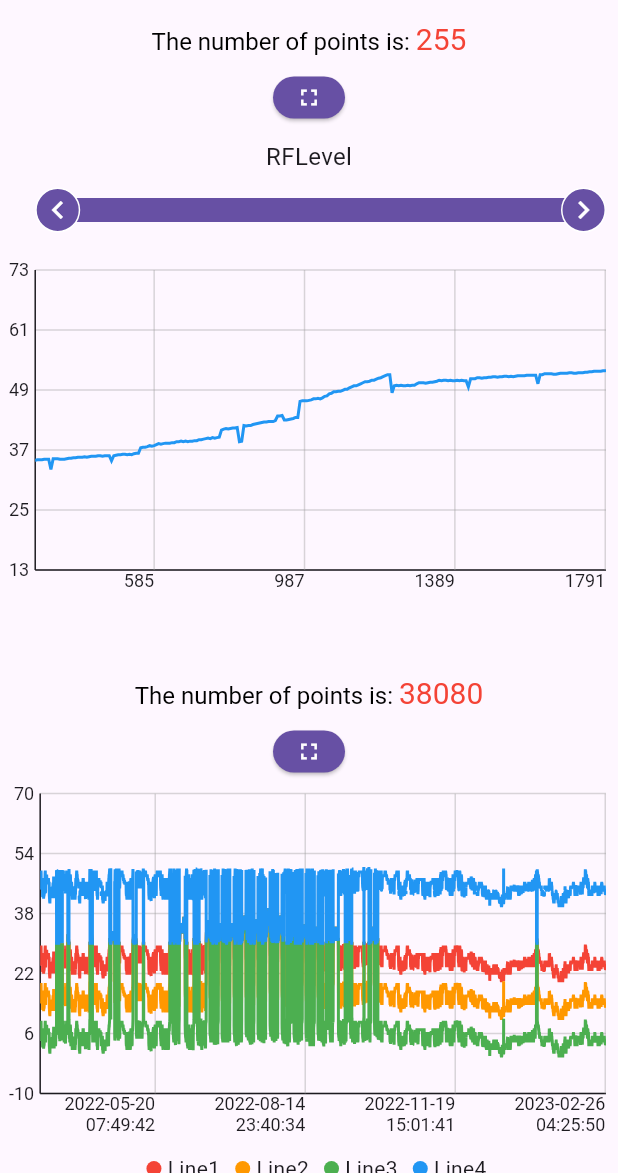
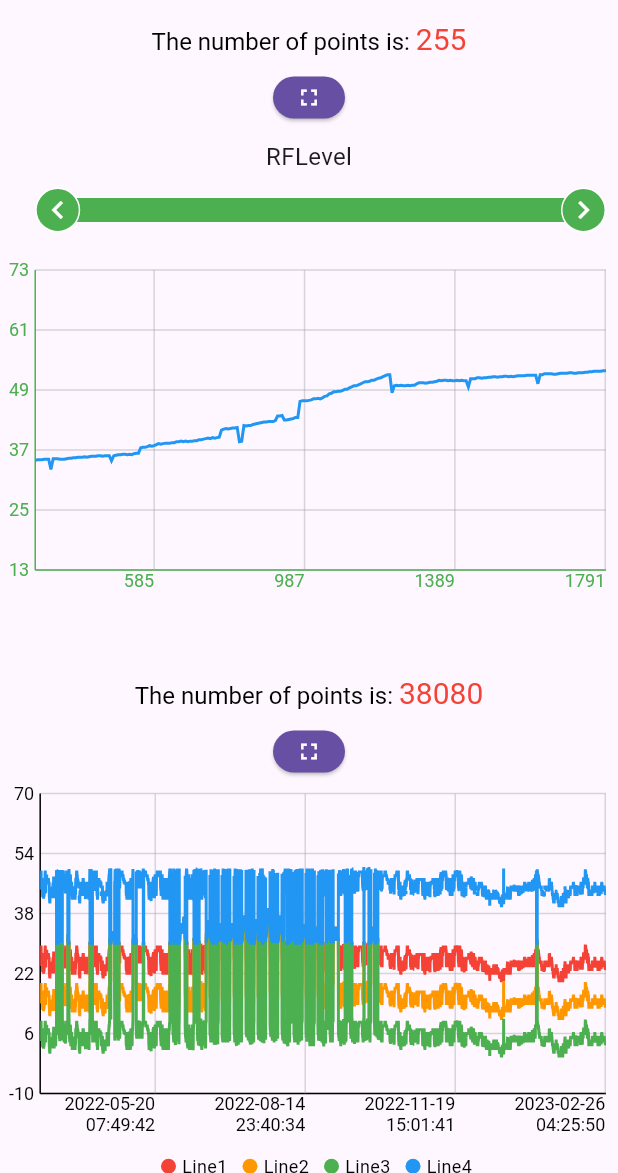
Before and after one commit to henryliang3027/flutter_speed_chart, a Flutter app: the screen it shows after launch, on a phone screen of 412 x 824 dp, the part 63-1236 px from its top. Run offline on Flutter 3.47's test engine with Material 3 defaults, Android fonts, the phone set to English and light mode, and no system bars.

Commit message:
(feat): TextStyle, Colors, and TrackBall Improvements
* Add textStyles for both the axis and the legend
* Add colors for the axis, legend, and the scale thumbs bar
* Add new functionailty for track ball to include allow more values and
  make it still look uniform. (currently only tested with max 6)
* Add new values to example program
* Refactored example code to include corrected const and any unused vars
  were commented out.
* Remove platform from main pubsepc.yaml (caused errors)
* Chore build and version number 1.0.2 -> 1.0.3+1

```diff
--- a/example/lib/full_screen_chart.dart
+++ b/example/lib/full_screen_chart.dart
@@ -72,7 +72,7 @@ void setPreferredOrientation() {
   double screenWidth = WidgetsBinding
       .instance.platformDispatcher.views.first.physicalSize.shortestSide;
 
-  print('screenWidth: $screenWidth');
+  debugPrint('screenWidth: $screenWidth');
 
   if (screenWidth <= 1440) {
     SystemChrome.setPreferredOrientations([
--- a/example/lib/my_home_page.dart
+++ b/example/lib/my_home_page.dart
@@ -27,9 +27,9 @@ class MyHomePage extends StatefulWidget {
 }
 
 class _MyHomePageState extends State<MyHomePage> {
-  List<LineSeries> _lineSeriesCollectionEmpty = [];
+  // List<LineSeries> _lineSeriesCollectionEmpty = [];
   List<LineSeries> _lineSeriesCollectionWithNull = [];
-  List<LineSeries> _lineSeriesCollection0 = [];
+  // List<LineSeries> _lineSeriesCollection0 = [];
   List<LineSeries> _lineSeriesCollection4 = [];
   List<LineSeries> _lineSeriesCollectionRF = [];
 
@@ -93,15 +93,15 @@ class _MyHomePageState extends State<MyHomePage> {
   void initState() {
     super.initState();
 
-    _lineSeriesCollectionEmpty = [
-      _getChartData(
-        data: [],
-        color: Colors.red,
-        name: 'LineEmpty',
-        maxYAxisValue: 4000,
-        minYAxisValue: 0,
-      ),
-    ];
+    // _lineSeriesCollectionEmpty = [
+    //   _getChartData(
+    //     data: [],
+    //     color: Colors.red,
+    //     name: 'LineEmpty',
+    //     maxYAxisValue: 4000,
+    //     minYAxisValue: 0,
+    //   ),
+    // ];
 
     _lineSeriesCollectionWithNull = [
       _getChartData(
@@ -113,40 +113,40 @@ class _MyHomePageState extends State<MyHomePage> {
       ),
     ];
 
-    _lineSeriesCollection0 = [
-      _getChartData(
-        data: [
-          {"time": "2022-09-16 00:51:38", "value": "300"},
-          {"time": "2022-09-16 00:41:39", "value": "30"},
-          {"time": "2022-09-16 01:01:38", "value": "22"},
-          {"time": "2022-09-16 00:52:28", "value": "20"},
-          {"time": "2022-09-16 03:41:39", "value": "70"},
-          {"time": "2022-09-16 01:03:38", "value": "62"},
-          {"time": "2022-09-16 02:51:38", "value": "-100"},
-          {"time": "2022-09-16 04:43:39", "value": "40"},
-          {"time": "2022-09-16 07:07:38", "value": "-30"},
-        ],
-        color: Colors.red,
-        name: 'Line0',
-        maxYAxisValue: 300,
-        minYAxisValue: -30,
-      ),
-      _getChartData(
-        data: [
-          {"time": "2022-09-16 00:51:38", "value": "100"},
-          {"time": "2022-09-16 00:41:39", "value": "23"},
-          {"time": "2022-09-16 01:01:38", "value": "45"},
-          {"time": "2022-09-16 00:52:28", "value": "87"},
-          {"time": "2022-09-16 03:41:39", "value": "67"},
-          {"time": "2022-09-16 01:03:38", "value": "78"},
-          {"time": "2022-09-16 02:51:38", "value": "-99"},
-          {"time": "2022-09-16 04:43:39", "value": "12"},
-          {"time": "2022-09-16 07:07:38", "value": "-24"},
-        ],
-        color: Colors.orange,
-        name: 'Line1',
-      ),
-    ];
+    // _lineSeriesCollection0 = [
+    //   _getChartData(
+    //     data: [
+    //       {"time": "2022-09-16 00:51:38", "value": "300"},
+    //       {"time": "2022-09-16 00:41:39", "value": "30"},
+    //       {"time": "2022-09-16 01:01:38", "value": "22"},
+    //       {"time": "2022-09-16 00:52:28", "value": "20"},
+    //       {"time": "2022-09-16 03:41:39", "value": "70"},
+    //       {"time": "2022-09-16 01:03:38", "value": "62"},
+    //       {"time": "2022-09-16 02:51:38", "value": "-100"},
+    //       {"time": "2022-09-16 04:43:39", "value": "40"},
+    //       {"time": "2022-09-16 07:07:38", "value": "-30"},
+    //     ],
+    //     color: Colors.red,
+    //     name: 'Line0',
+    //     maxYAxisValue: 300,
+    //     minYAxisValue: -30,
+    //   ),
+    //   _getChartData(
+    //     data: [
+    //       {"time": "2022-09-16 00:51:38", "value": "100"},
+    //       {"time": "2022-09-16 00:41:39", "value": "23"},
+    //       {"time": "2022-09-16 01:01:38", "value": "45"},
+    //       {"time": "2022-09-16 00:52:28", "value": "87"},
+    //       {"time": "2022-09-16 03:41:39", "value": "67"},
+    //       {"time": "2022-09-16 01:03:38", "value": "78"},
+    //       {"time": "2022-09-16 02:51:38", "value": "-99"},
+    //       {"time": "2022-09-16 04:43:39", "value": "12"},
+    //       {"time": "2022-09-16 07:07:38", "value": "-24"},
+    //     ],
+    //     color: Colors.orange,
+    //     name: 'Line1',
+    //   ),
+    // ];
 
     _lineSeriesCollection4 = [
       _getChartData(
@@ -225,6 +225,15 @@ class _MyHomePageState extends State<MyHomePage> {
               title: _lineSeriesCollectionRF[0].name,
               showLegend: false,
               showScaleThumbs: true,
+              legendTextStyle: const TextStyle(
+                color: Colors.green,
+                fontSize: 12,
+              ),
+              axisTextStyle: const TextStyle(
+                color: Colors.green,
+                fontSize: 12,
+              ),
+              scaleThumbsColor: Colors.green,
             ),
             const SizedBox(
               height: 30.0,
--- a/lib/src/legend.dart
+++ b/lib/src/legend.dart
@@ -2,10 +2,21 @@ import 'package:flutter/material.dart';
 import 'package:speed_chart/src/speed_line_chart.dart';
 
 class Legend extends StatelessWidget {
-  const Legend({Key? key, required this.lineSeriesXCollection})
-      : super(key: key);
+  const Legend({
+    Key? key,
+    required this.lineSeriesXCollection,
+
+    /// custom legend textStyle
+    this.textStyle = const TextStyle(
+      color: Colors.black,
+      fontSize: 12,
+    ),
+  }) : super(key: key);
 
   final List<LineSeriesX> lineSeriesXCollection;
+
+  /// custom legend textStyle
+  final TextStyle textStyle;
 
   @override
   Widget build(BuildContext context) {
@@ -29,6 +40,9 @@ class Legend extends StatelessWidget {
           ),
           Text(
             name,
+
+            /// add custom textStyle
+            style: textStyle,
           ),
         ],
       );
--- a/lib/src/speed_line_chart.dart
+++ b/lib/src/speed_line_chart.dart
@@ -34,6 +34,11 @@ class SpeedLineChart extends StatefulWidget {
   final bool showMultipleYAxises;
   final bool showScaleThumbs;
 
+  /// custom values
+  final TextStyle axisTextStyle;
+  final TextStyle legendTextStyle;
+  final Color scaleThumbsColor;
+
   const SpeedLineChart({
     Key? key,
     required this.lineSeriesCollection,
@@ -41,6 +46,17 @@ class SpeedLineChart extends StatefulWidget {
     this.showLegend = true,
     this.showMultipleYAxises = false,
     this.showScaleThumbs = false,
+
+    /// custom values
+    this.axisTextStyle = const TextStyle(
+      color: Colors.black,
+      fontSize: 12,
+    ),
+    this.legendTextStyle = const TextStyle(
+      color: Colors.black,
+      fontSize: 12,
+    ),
+    this.scaleThumbsColor = Colors.black,
   }) : super(key: key);
 
   @override
@@ -354,7 +370,7 @@ class _SpeedLineChartState extends State<SpeedLineChart> {
     double widgetHeight = 200;
 
     final Paint axisPaint = Paint()
-      ..color = Theme.of(context).colorScheme.onSurface
+      ..color = widget.axisTextStyle.color!
       ..strokeWidth = 1;
 
     final Paint verticalLinePaint = Paint()
@@ -611,7 +627,7 @@ class _SpeedLineChartState extends State<SpeedLineChart> {
                     left: slidingButtonWidth / 2 + _leftSlidingBtnLeft,
                     right: slidingButtonWidth / 2 + _rightSlidingBtnRight,
                   ),
-                  color: Theme.of(context).colorScheme.primary,
+                  color: widget.scaleThumbsColor,
                   child: GestureDetector(
                     onHorizontalDragStart: _onSlidingBarHorizontalDragStart,
                     onHorizontalDragUpdate: _onSlidingBarHorizontalDragUpdate,
@@ -636,7 +652,7 @@ class _SpeedLineChartState extends State<SpeedLineChart> {
                     height: double.infinity,
                     width: slidingButtonWidth,
                     decoration: BoxDecoration(
-                        color: Theme.of(context).colorScheme.primary,
+                        color: widget.scaleThumbsColor,
                         shape: BoxShape.circle,
                         border: Border.all(color: Colors.white)
                         // borderRadius: BorderRadius.only(
@@ -671,7 +687,7 @@ class _SpeedLineChartState extends State<SpeedLineChart> {
                       height: double.infinity,
                       width: slidingButtonWidth,
                       decoration: BoxDecoration(
-                          color: Theme.of(context).colorScheme.primary,
+                          color: widget.scaleThumbsColor,
                           shape: BoxShape.circle,
                           border: Border.all(color: Colors.white)),
                       child: Icon(
@@ -741,10 +757,7 @@ class _SpeedLineChartState extends State<SpeedLineChart> {
 
       _textWidthPainter.text = TextSpan(
         text: maxLengthStr,
-        style: TextStyle(
-          fontSize: 12,
-          color: axisPaint.color,
-        ),
+        style: widget.axisTextStyle,
       );
 
       // Draw label
@@ -951,6 +964,7 @@ class _SpeedLineChartState extends State<SpeedLineChart> {
             widget.showLegend
                 ? Legend(
                     lineSeriesXCollection: _lineSeriesXCollection,
+                    textStyle: widget.legendTextStyle,
                   )
                 : Container(),
           ],
```
Also changed, not shown: lib/src/line_chart_painter.dart (+31 -34 lines), pubspec.yaml (+6 -6 lines), example/pubspec.lock.
